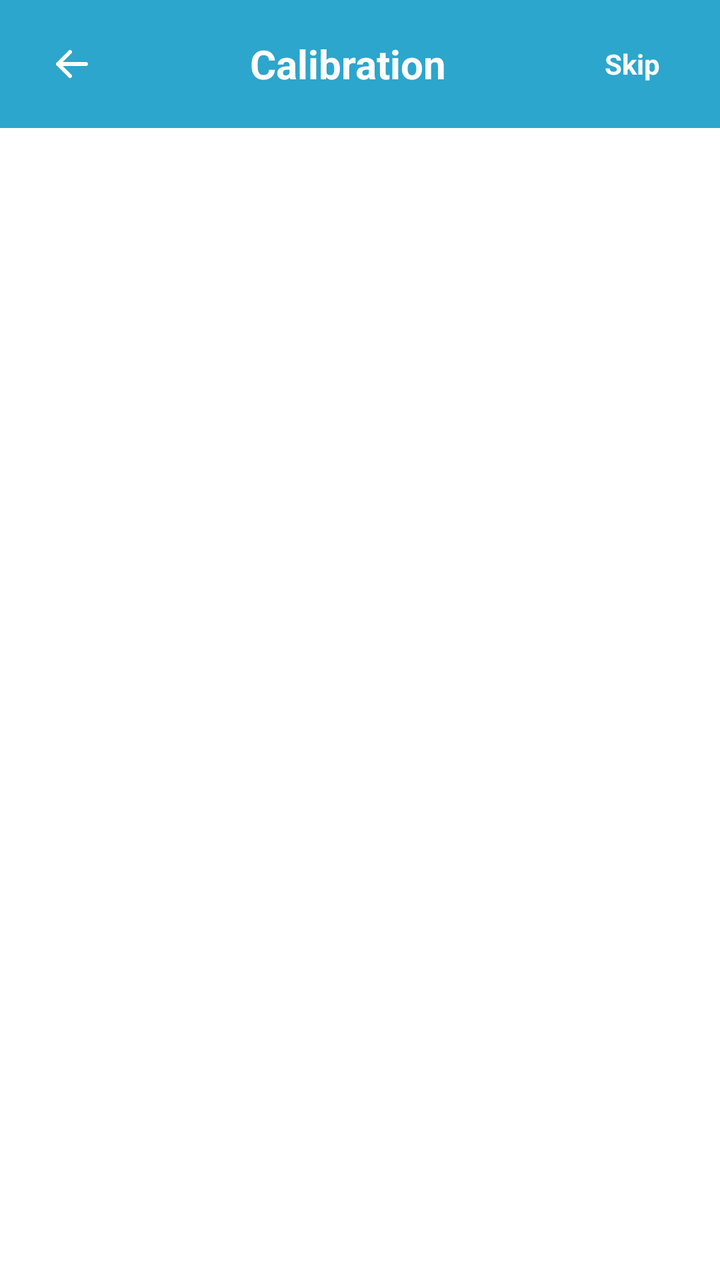
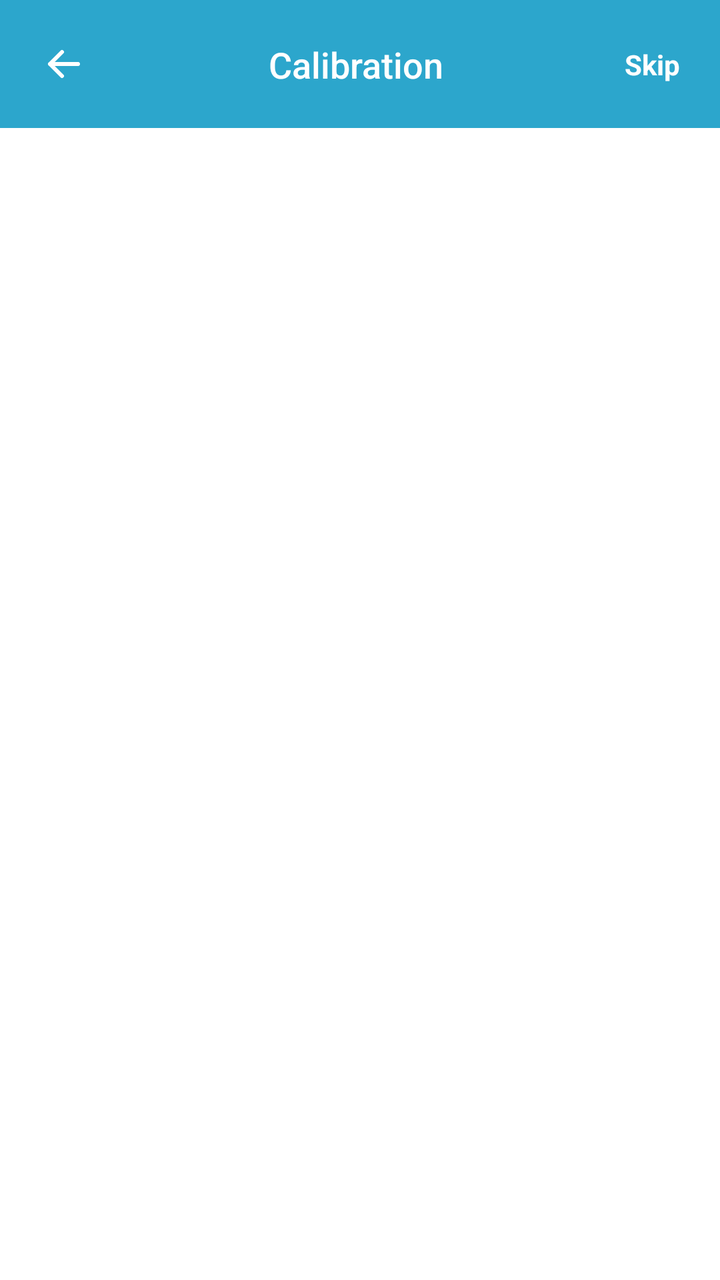

Before-and-after screenshots of an Android layout around one commit, followed by the original layout XML and the change that was made.
<!-- AndroidManifest.xml: another module's application theme Theme.Imaging -->
<!-- res/layout/activity_calibration.xml -->
<?xml version="1.0" encoding="utf-8"?>
<LinearLayout xmlns:android="http://schemas.android.com/apk/res/android"
    xmlns:app="http://schemas.android.com/apk/res-auto"
    android:orientation="vertical"
    android:layout_width="match_parent"
    android:layout_height="match_parent"
    android:fitsSystemWindows="true"
    android:background="@color/white">

    <com.google.android.material.appbar.AppBarLayout
        android:id="@+id/app_bar_layout"
        android:layout_width="match_parent"
        android:layout_height="wrap_content"
        android:background="@color/Theme"
        android:fitsSystemWindows="true"
        >

        <com.google.android.material.appbar.MaterialToolbar
            android:id="@+id/toolbar"
            android:layout_width="match_parent"
            android:layout_height="?attr/actionBarSize"
            android:background="@color/Theme"
            app:layout_scrollFlags="scroll|enterAlways">

            <RelativeLayout
                android:layout_width="match_parent"
                android:layout_height="match_parent">

                <ImageButton
                    android:id="@+id/back_img"
                    android:layout_width="40dp"
                    android:layout_height="40dp"
                    android:layout_centerVertical="true"
                    android:background="?attr/selectableItemBackgroundBorderless"
                    android:contentDescription="back"
                    android:padding="8dp"
                    app:tint="@color/white"
                    android:src="@drawable/arrow_left_icon" />

                <com.google.android.material.textview.MaterialTextView
                    android:layout_width="match_parent"
                    android:layout_height="wrap_content"
                    android:layout_toStartOf="@id/skip_txt"
                    android:layout_toEndOf="@id/back_img"
                    android:layout_centerInParent="true"
                    android:text="Calibration"
                    android:textAlignment="center"
                    android:gravity="center"
                    android:textColor="@color/white"
                    android:textSize="20sp"
                    android:textStyle="bold" />

                <com.google.android.material.textview.MaterialTextView
                    android:id="@+id/skip_txt"
                    android:layout_width="wrap_content"
                    android:layout_height="wrap_content"
                    android:layout_alignParentEnd="true"
                    android:layout_centerVertical="true"
                    android:layout_marginEnd="@dimen/_20dp"
                    android:padding="@dimen/_10dp"
                    android:text="Skip"
                    android:textColor="@color/white"
                    android:textSize="@dimen/text_medium"
                    android:textStyle="bold" />
            </RelativeLayout>
        </com.google.android.material.appbar.MaterialToolbar>
    </com.google.android.material.appbar.AppBarLayout>

    

    
    <androidx.viewpager2.widget.ViewPager2
        android:id="@+id/viewPager"
        android:layout_width="match_parent"
        android:layout_height="0dp"
        android:layout_weight="1" />


</LinearLayout>
<!-- resources referenced by this layout -->
<resources>
  <color name="Theme">#2CA6CC</color>
  <color name="white">#FFFFFF</color>
  <dimen name="_10dp">10dp</dimen>
  <dimen name="_20dp">20dp</dimen>
  <dimen name="text_medium">14sp</dimen>
  <!-- drawable arrow_left_icon (drawable) -->
  <vector xmlns:android="http://schemas.android.com/apk/res/android"
      android:width="24dp"
      android:height="24dp"
      android:viewportWidth="24"
      android:viewportHeight="24">
      <path
          android:strokeColor="#000"
          android:strokeWidth="2"
          android:strokeLineCap="round"
          android:strokeLineJoin="round"
          android:pathData="M5 12h14M5 12l6 6m-6-6l6-6"/>
  </vector>
  <style name="Theme.Imaging" parent="Base.Theme.Imaging" />
  <style name="Base.Theme.Imaging" parent="Theme.Material3.DayNight.NoActionBar">
          
          
  
      </style>
</resources>

<!-- the commit's change to res/layout/activity_calibration.xml (unified diff, before → after) -->
@@ -12,7 +12,8 @@
         android:layout_width="match_parent"
         android:layout_height="wrap_content"
         android:background="@color/Theme"
-        android:fitsSystemWindows="true"
+        app:elevation="4dp"
+        android:fitsSystemWindows="false"
         >
 
         <com.google.android.material.appbar.MaterialToolbar
@@ -20,49 +21,57 @@
             android:layout_width="match_parent"
             android:layout_height="?attr/actionBarSize"
             android:background="@color/Theme"
-            app:layout_scrollFlags="scroll|enterAlways">
+            app:contentInsetStart="0dp"
+            app:contentInsetLeft="0dp">
 
-            <RelativeLayout
+            <androidx.constraintlayout.widget.ConstraintLayout
                 android:layout_width="match_parent"
                 android:layout_height="match_parent">
 
-                <ImageButton
+                <ImageView
                     android:id="@+id/back_img"
-                    android:layout_width="40dp"
-                    android:layout_height="40dp"
-                    android:layout_centerVertical="true"
+                    android:layout_width="48dp"
+                    android:layout_height="48dp"
+                    android:layout_marginStart="8dp"
                     android:background="?attr/selectableItemBackgroundBorderless"
                     android:contentDescription="back"
-                    android:padding="8dp"
-                    app:tint="@color/white"
-                    android:src="@drawable/arrow_left_icon" />
+                    android:padding="12dp"
+                    android:src="@drawable/arrow_left_icon"
+                    app:layout_constraintBottom_toBottomOf="parent"
+                    app:layout_constraintStart_toStartOf="parent"
+                    app:layout_constraintTop_toTopOf="parent"
+                    app:tint="@color/white" />
 
                 <com.google.android.material.textview.MaterialTextView
-                    android:layout_width="match_parent"
+                    android:id="@+id/title_txt"
+                    android:layout_width="0dp"
                     android:layout_height="wrap_content"
-                    android:layout_toStartOf="@id/skip_txt"
-                    android:layout_toEndOf="@id/back_img"
-                    android:layout_centerInParent="true"
                     android:text="Calibration"
-                    android:textAlignment="center"
+                    android:textColor="@color/white"
+                    android:textSize="18sp"
+                    android:fontFamily="sans-serif-medium"
                     android:gravity="center"
-                    android:textColor="@color/white"
-                    android:textSize="20sp"
-                    android:textStyle="bold" />
+                    app:layout_constraintBottom_toBottomOf="parent"
+                    app:layout_constraintEnd_toStartOf="@+id/skip_txt"
+                    app:layout_constraintStart_toEndOf="@+id/back_img"
+                    app:layout_constraintTop_toTopOf="parent" />
 
                 <com.google.android.material.textview.MaterialTextView
                     android:id="@+id/skip_txt"
                     android:layout_width="wrap_content"
                     android:layout_height="wrap_content"
-                    android:layout_alignParentEnd="true"
-                    android:layout_centerVertical="true"
-                    android:layout_marginEnd="@dimen/_20dp"
-                    android:padding="@dimen/_10dp"
+                    android:layout_marginEnd="8dp"
+                    android:background="?attr/selectableItemBackgroundBorderless"
+                    android:padding="12dp"
                     android:text="Skip"
                     android:textColor="@color/white"
-                    android:textSize="@dimen/text_medium"
-                    android:textStyle="bold" />
-            </RelativeLayout>
+                    android:textSize="14sp"
+                    android:textStyle="bold"
+                    app:layout_constraintBottom_toBottomOf="parent"
+                    app:layout_constraintEnd_toEndOf="parent"
+                    app:layout_constraintTop_toTopOf="parent" />
+
+            </androidx.constraintlayout.widget.ConstraintLayout>
         </com.google.android.material.appbar.MaterialToolbar>
     </com.google.android.material.appbar.AppBarLayout>
 
<!-- resource entries referenced after the edit -->
@@ -2,9 +2,6 @@
 <resources>
   <color name="Theme">#2CA6CC</color>
   <color name="white">#FFFFFF</color>
-  <dimen name="_10dp">10dp</dimen>
-  <dimen name="_20dp">20dp</dimen>
-  <dimen name="text_medium">14sp</dimen>
   <!-- drawable arrow_left_icon (drawable) -->
   <vector xmlns:android="http://schemas.android.com/apk/res/android"
       android:width="24dp"
